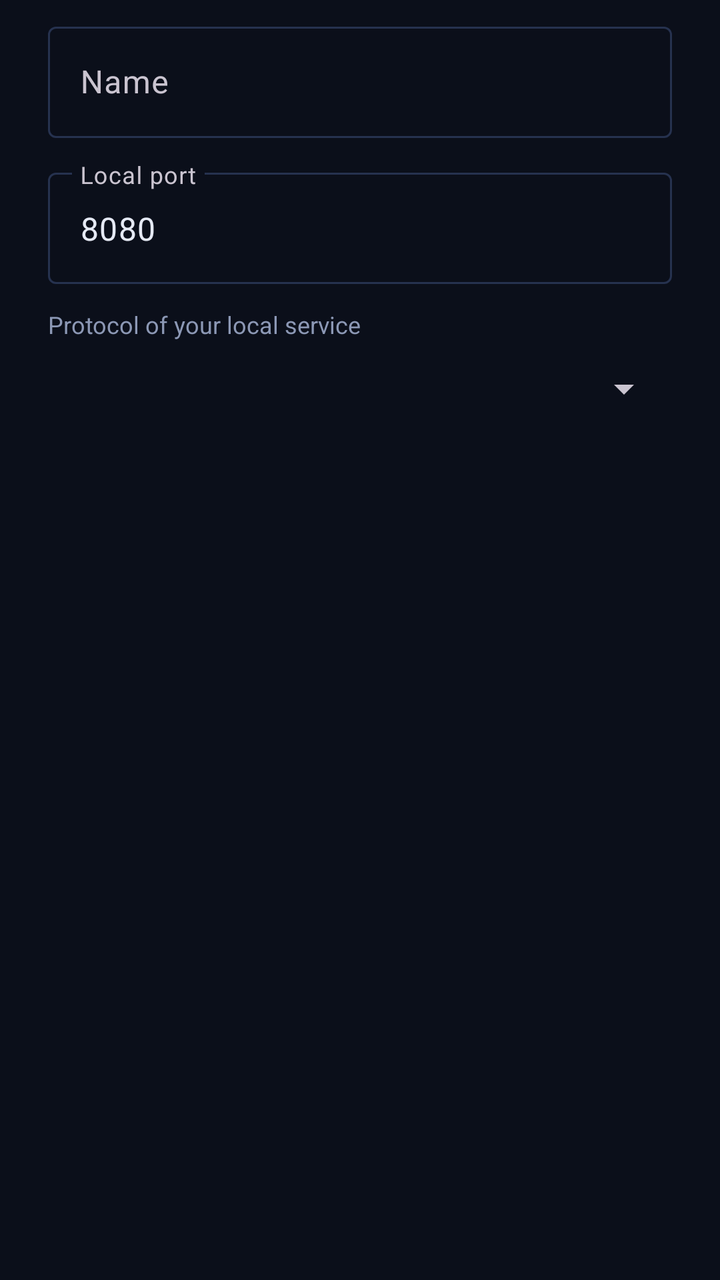
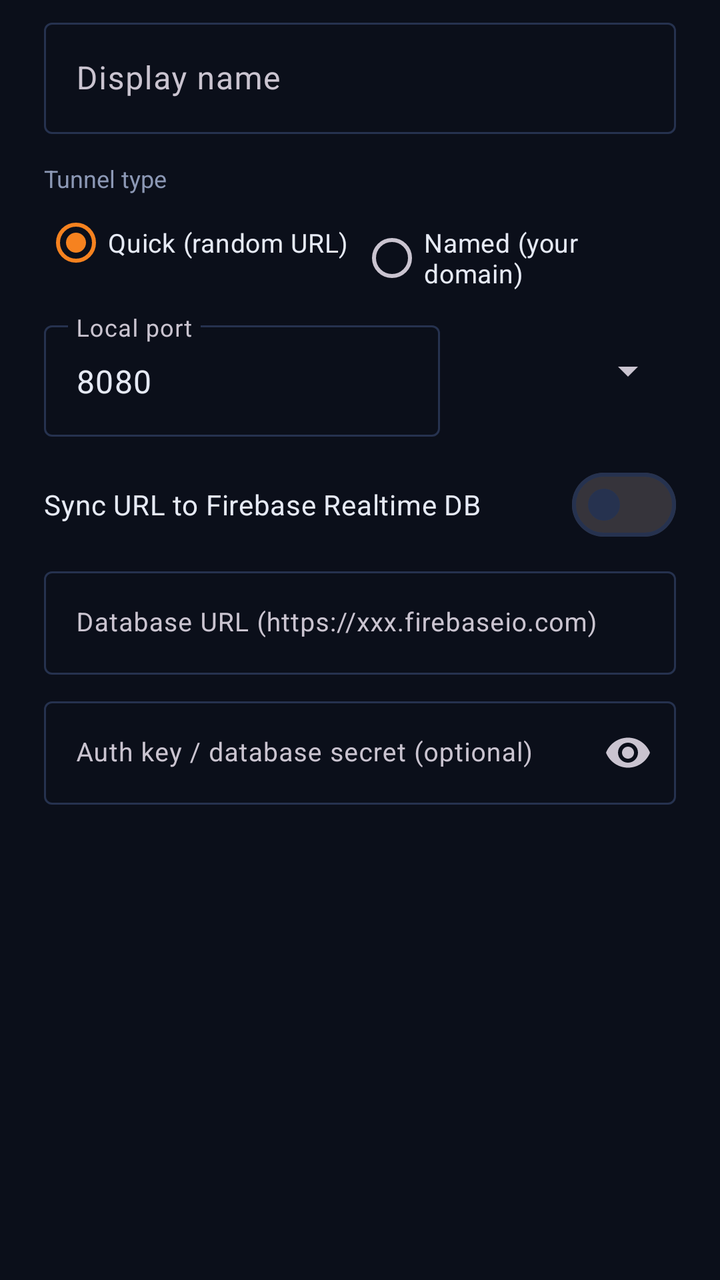

Two renders of the same Android screen: before a commit and after it. Below are the layout's source before the change and the commit's diff.
<!-- AndroidManifest.xml: application theme Theme.CloudflareTunnel -->
<!-- res/layout/dialog_add_tunnel.xml -->
<?xml version="1.0" encoding="utf-8"?>
<LinearLayout xmlns:android="http://schemas.android.com/apk/res/android"
    xmlns:app="http://schemas.android.com/apk/res-auto"
    android:layout_width="match_parent"
    android:layout_height="wrap_content"
    android:orientation="vertical"
    android:paddingStart="24dp"
    android:paddingTop="8dp"
    android:paddingEnd="24dp">

    <com.google.android.material.textfield.TextInputLayout
        style="@style/Widget.Material3.TextInputLayout.OutlinedBox"
        android:layout_width="match_parent"
        android:layout_height="wrap_content"
        android:hint="Name">

        <com.google.android.material.textfield.TextInputEditText
            android:id="@+id/etTunnelName"
            android:layout_width="match_parent"
            android:layout_height="wrap_content"
            android:inputType="textCapWords"
            android:maxLines="1" />
    </com.google.android.material.textfield.TextInputLayout>

    <com.google.android.material.textfield.TextInputLayout
        style="@style/Widget.Material3.TextInputLayout.OutlinedBox"
        android:layout_width="match_parent"
        android:layout_height="wrap_content"
        android:layout_marginTop="12dp"
        android:hint="Local port">

        <com.google.android.material.textfield.TextInputEditText
            android:id="@+id/etPort"
            android:layout_width="match_parent"
            android:layout_height="wrap_content"
            android:inputType="number"
            android:maxLength="5"
            android:text="8080" />
    </com.google.android.material.textfield.TextInputLayout>

    <TextView
        android:layout_width="wrap_content"
        android:layout_height="wrap_content"
        android:layout_marginTop="12dp"
        android:text="Protocol of your local service"
        android:textColor="@color/colorTextSecondary"
        android:textSize="12sp" />

    <Spinner
        android:id="@+id/spinnerProtocol"
        android:layout_width="match_parent"
        android:layout_height="48dp" />
</LinearLayout>
<!-- resources referenced by this layout -->
<resources>
  <color name="colorTextSecondary">#8C98B5</color>
  <style name="Theme.CloudflareTunnel" parent="Theme.Material3.Dark.NoActionBar">
          <item name="colorPrimary">@color/colorPrimary</item>
          <item name="colorOnPrimary">@color/white</item>
          <item name="colorPrimaryContainer">#4A2A0C</item>
          <item name="colorOnPrimaryContainer">#FFDCC0</item>
          <item name="colorSecondary">@color/colorAccent</item>
          <item name="colorSurface">@color/colorSurface</item>
          <item name="colorOnSurface">@color/colorText</item>
          <item name="colorSurfaceVariant">@color/colorSurfaceVariant</item>
          <item name="colorOutline">@color/colorStroke</item>
          <item name="android:windowBackground">@color/colorBackground</item>
          <item name="android:statusBarColor">@color/colorBackground</item>
          <item name="android:navigationBarColor">@color/colorBackground</item>
          <item name="android:windowLightStatusBar">false</item>
          <item name="materialAlertDialogTheme">@style/ThemeOverlay.CloudflareTunnel.Dialog</item>
      </style>
  <color name="colorPrimary">#F6821F</color>
  <color name="white">#FFFFFF</color>
  <color name="colorAccent">#38BDF8</color>
  <color name="colorSurface">#131A2B</color>
  <color name="colorText">#E6EAF5</color>
  <color name="colorSurfaceVariant">#1B2540</color>
  <color name="colorStroke">#26324F</color>
  <color name="colorBackground">#0B0F1A</color>
  <style name="ThemeOverlay.CloudflareTunnel.Dialog" parent="ThemeOverlay.Material3.MaterialAlertDialog">
          <item name="colorSurface">@color/colorSurfaceVariant</item>
          <item name="shapeAppearanceOverlay">@style/ShapeAppearance.CloudflareTunnel.Dialog</item>
      </style>
  <style name="ShapeAppearance.CloudflareTunnel.Dialog" parent="">
          <item name="cornerFamily">rounded</item>
          <item name="cornerSize">24dp</item>
      </style>
</resources>

<!-- the commit's change to res/layout/dialog_add_tunnel.xml (unified diff, before → after) -->
@@ -1,53 +1,298 @@
 <?xml version="1.0" encoding="utf-8"?>
-<LinearLayout xmlns:android="http://schemas.android.com/apk/res/android"
+<ScrollView xmlns:android="http://schemas.android.com/apk/res/android"
     xmlns:app="http://schemas.android.com/apk/res-auto"
     android:layout_width="match_parent"
     android:layout_height="wrap_content"
-    android:orientation="vertical"
-    android:paddingStart="24dp"
-    android:paddingTop="8dp"
-    android:paddingEnd="24dp">
-
-    <com.google.android.material.textfield.TextInputLayout
-        style="@style/Widget.Material3.TextInputLayout.OutlinedBox"
+    android:fillViewport="true">
+
+    <LinearLayout
         android:layout_width="match_parent"
         android:layout_height="wrap_content"
-        android:hint="Name">
-
-        <com.google.android.material.textfield.TextInputEditText
-            android:id="@+id/etTunnelName"
-            android:layout_width="match_parent"
-            android:layout_height="wrap_content"
-            android:inputType="textCapWords"
-            android:maxLines="1" />
-    </com.google.android.material.textfield.TextInputLayout>
-
-    <com.google.android.material.textfield.TextInputLayout
-        style="@style/Widget.Material3.TextInputLayout.OutlinedBox"
-        android:layout_width="match_parent"
-        android:layout_height="wrap_content"
-        android:layout_marginTop="12dp"
-        android:hint="Local port">
-
-        <com.google.android.material.textfield.TextInputEditText
-            android:id="@+id/etPort"
-            android:layout_width="match_parent"
-            android:layout_height="wrap_content"
-            android:inputType="number"
-            android:maxLength="5"
-            android:text="8080" />
-    </com.google.android.material.textfield.TextInputLayout>
-
-    <TextView
-        android:layout_width="wrap_content"
-        android:layout_height="wrap_content"
-        android:layout_marginTop="12dp"
-        android:text="Protocol of your local service"
-        android:textColor="@color/colorTextSecondary"
-        android:textSize="12sp" />
-
-    <Spinner
-        android:id="@+id/spinnerProtocol"
-        android:layout_width="match_parent"
-        android:layout_height="48dp" />
-</LinearLayout>
+        android:orientation="vertical"
+        android:paddingStart="22dp"
+        android:paddingTop="6dp"
+        android:paddingEnd="22dp"
+        android:paddingBottom="6dp">
+
+        <com.google.android.material.textfield.TextInputLayout
+            style="@style/Widget.Material3.TextInputLayout.OutlinedBox"
+            android:layout_width="match_parent"
+            android:layout_height="wrap_content"
+            android:hint="Display name">
+
+            <com.google.android.material.textfield.TextInputEditText
+                android:id="@+id/etTunnelName"
+                android:layout_width="match_parent"
+                android:layout_height="wrap_content"
+                android:inputType="textCapWords"
+                android:maxLines="1" />
+        </com.google.android.material.textfield.TextInputLayout>
+
+        <TextView
+            android:layout_width="wrap_content"
+            android:layout_height="wrap_content"
+            android:layout_marginTop="14dp"
+            android:text="Tunnel type"
+            android:textColor="@color/colorTextSecondary"
+            android:textSize="12sp" />
+
+        <RadioGroup
+            android:id="@+id/rgTunnelType"
+            android:layout_width="match_parent"
+            android:layout_height="wrap_content"
+            android:orientation="horizontal">
+
+            <RadioButton
+                android:id="@+id/rbQuickTunnel"
+                android:layout_width="0dp"
+                android:layout_height="wrap_content"
+                android:layout_weight="1"
+                android:checked="true"
+                android:text="Quick (random URL)"
+                android:textColor="@color/colorText"
+                android:textSize="13sp" />
+
+            <RadioButton
+                android:id="@+id/rbNamedTunnel"
+                android:layout_width="0dp"
+                android:layout_height="wrap_content"
+                android:layout_weight="1"
+                android:text="Named (your domain)"
+                android:textColor="@color/colorText"
+                android:textSize="13sp" />
+        </RadioGroup>
+
+        
+        <LinearLayout
+            android:id="@+id/layoutNamedTunnel"
+            android:layout_width="match_parent"
+            android:layout_height="wrap_content"
+            android:layout_marginTop="6dp"
+            android:background="@drawable/bg_url_chip"
+            android:orientation="vertical"
+            android:padding="14dp"
+            android:visibility="gone">
+
+            <TextView
+                android:layout_width="wrap_content"
+                android:layout_height="wrap_content"
+                android:text="1 · Authenticate &amp; create"
+                android:textColor="@color/colorAccent"
+                android:textSize="12sp"
+                android:textStyle="bold" />
+
+            <LinearLayout
+                android:layout_width="match_parent"
+                android:layout_height="wrap_content"
+                android:layout_marginTop="6dp"
+                android:orientation="horizontal">
+
+                <com.google.android.material.button.MaterialButton
+                    android:id="@+id/btnCloudflareLogin"
+                    style="@style/Widget.Material3.Button.TonalButton"
+                    android:layout_width="0dp"
+                    android:layout_height="wrap_content"
+                    android:layout_marginEnd="4dp"
+                    android:layout_weight="1"
+                    android:text="Login"
+                    android:textSize="12sp" />
+
+                <com.google.android.material.button.MaterialButton
+                    android:id="@+id/btnFindExistingTunnel"
+                    style="@style/Widget.Material3.Button.TonalButton"
+                    android:layout_width="0dp"
+                    android:layout_height="wrap_content"
+                    android:layout_marginStart="4dp"
+                    android:layout_weight="1"
+                    android:text="List tunnels"
+                    android:textSize="12sp" />
+            </LinearLayout>
+
+            <com.google.android.material.textfield.TextInputLayout
+                style="@style/Widget.Material3.TextInputLayout.OutlinedBox"
+                android:layout_width="match_parent"
+                android:layout_height="wrap_content"
+                android:layout_marginTop="8dp"
+                android:hint="Cloudflare tunnel name">
+
+                <com.google.android.material.textfield.TextInputEditText
+                    android:id="@+id/etCfTunnelName"
+                    android:layout_width="match_parent"
+                    android:layout_height="wrap_content"
+                    android:inputType="text"
+                    android:maxLines="1" />
+            </com.google.android.material.textfield.TextInputLayout>
+
+            <com.google.android.material.button.MaterialButton
+                android:id="@+id/btnCreateTunnel"
+                style="@style/Widget.Material3.Button.TonalButton"
+                android:layout_width="match_parent"
+                android:layout_height="wrap_content"
+                android:layout_marginTop="4dp"
+                android:text="Create tunnel on Cloudflare"
+                android:textSize="12sp" />
+
+            <com.google.android.material.textfield.TextInputLayout
+                style="@style/Widget.Material3.TextInputLayout.OutlinedBox"
+                android:layout_width="match_parent"
+                android:layout_height="wrap_content"
+                android:layout_marginTop="8dp"
+                android:hint="Tunnel ID (auto-filled)">
+
+                <com.google.android.material.textfield.TextInputEditText
+                    android:id="@+id/etCfTunnelId"
+                    android:layout_width="match_parent"
+                    android:layout_height="wrap_content"
+                    android:inputType="text"
+                    android:maxLines="1"
+                    android:textSize="12sp" />
+            </com.google.android.material.textfield.TextInputLayout>
+
+            <TextView
+                android:layout_width="wrap_content"
+                android:layout_height="wrap_content"
+                android:layout_marginTop="12dp"
+                android:text="2 · Credentials &amp; domain"
+                android:textColor="@color/colorAccent"
+                android:textSize="12sp"
+                android:textStyle="bold" />
+
+            <LinearLayout
+                android:layout_width="match_parent"
+                android:layout_height="wrap_content"
+                android:gravity="center_vertical"
+                android:orientation="horizontal">
+
+                <com.google.android.material.textfield.TextInputLayout
+                    style="@style/Widget.Material3.TextInputLayout.OutlinedBox"
+                    android:layout_width="0dp"
+                    android:layout_height="wrap_content"
+                    android:layout_marginTop="6dp"
+                    android:layout_weight="1"
+                    android:hint="Credentials file (.json)">
+
+                    <com.google.android.material.textfield.TextInputEditText
+                        android:id="@+id/etCredentialsPath"
+                        android:layout_width="match_parent"
+                        android:layout_height="wrap_content"
+                        android:inputType="text"
+                        android:maxLines="1"
+                        android:textSize="12sp" />
+                </com.google.android.material.textfield.TextInputLayout>
+
+                <com.google.android.material.button.MaterialButton
+                    android:id="@+id/btnBrowseCredentials"
+                    style="@style/Widget.Material3.Button.TonalButton"
+                    android:layout_width="wrap_content"
+                    android:layout_height="wrap_content"
+                    android:layout_marginStart="6dp"
+                    android:text="Browse"
+                    android:textSize="12sp" />
+            </LinearLayout>
+
+            <com.google.android.material.textfield.TextInputLayout
+                style="@style/Widget.Material3.TextInputLayout.OutlinedBox"
+                android:layout_width="match_parent"
+                android:layout_height="wrap_content"
+                android:layout_marginTop="8dp"
+                android:hint="Public hostname (app.example.com)">
+
+                <com.google.android.material.textfield.TextInputEditText
+                    android:id="@+id/etPublicHostname"
+                    android:layout_width="match_parent"
+                    android:layout_height="wrap_content"
+                    android:inputType="textUri"
+                    android:maxLines="1" />
+            </com.google.android.material.textfield.TextInputLayout>
+
+            <com.google.android.material.button.MaterialButton
+                android:id="@+id/btnRouteDns"
+                style="@style/Widget.Material3.Button.TonalButton"
+                android:layout_width="match_parent"
+                android:layout_height="wrap_content"
+                android:layout_marginTop="4dp"
+                android:text="Route DNS (hostname → tunnel)"
+                android:textSize="12sp" />
+        </LinearLayout>
+
+        
+        <LinearLayout
+            android:layout_width="match_parent"
+            android:layout_height="wrap_content"
+            android:layout_marginTop="12dp"
+            android:orientation="horizontal">
+
+            <com.google.android.material.textfield.TextInputLayout
+                style="@style/Widget.Material3.TextInputLayout.OutlinedBox"
+                android:layout_width="0dp"
+                android:layout_height="wrap_content"
+                android:layout_marginEnd="8dp"
+                android:layout_weight="1"
+                android:hint="Local port">
+
+                <com.google.android.material.textfield.TextInputEditText
+                    android:id="@+id/etPort"
+                    android:layout_width="match_parent"
+                    android:layout_height="wrap_content"
+                    android:inputType="number"
+                    android:maxLength="5"
+                    android:text="8080" />
+            </com.google.android.material.textfield.TextInputLayout>
+
+            <Spinner
+                android:id="@+id/spinnerProtocol"
+                android:layout_width="110dp"
+                android:layout_height="56dp" />
+        </LinearLayout>
+
+        
+        <LinearLayout
+            android:id="@+id/layoutFirebase"
+            android:layout_width="match_parent"
+            android:layout_height="wrap_content"
+            android:layout_marginTop="10dp"
+            android:orientation="vertical">
+
+            <com.google.android.material.materialswitch.MaterialSwitch
+                android:id="@+id/switchFirebaseSync"
+                android:layout_width="match_parent"
+                android:layout_height="wrap_content"
+                android:text="Sync URL to Firebase Realtime DB"
+                android:textColor="@color/colorText"
+                android:textSize="14sp" />
+
+            <com.google.android.material.textfield.TextInputLayout
+                style="@style/Widget.Material3.TextInputLayout.OutlinedBox"
+                android:layout_width="match_parent"
+                android:layout_height="wrap_content"
+                android:layout_marginTop="4dp"
+                android:hint="Database URL (https://xxx.firebaseio.com)">
+
+                <com.google.android.material.textfield.TextInputEditText
+                    android:id="@+id/etFirebaseDatabaseUrl"
+                    android:layout_width="match_parent"
+                    android:layout_height="wrap_content"
+                    android:inputType="textUri"
+                    android:maxLines="1"
+                    android:textSize="13sp" />
+            </com.google.android.material.textfield.TextInputLayout>
+
+            <com.google.android.material.textfield.TextInputLayout
+                style="@style/Widget.Material3.TextInputLayout.OutlinedBox"
+                android:layout_width="match_parent"
+                android:layout_height="wrap_content"
+                android:layout_marginTop="8dp"
+                android:hint="Auth key / database secret (optional)"
+                app:endIconMode="password_toggle">
+
+                <com.google.android.material.textfield.TextInputEditText
+                    android:id="@+id/etFirebaseApiKey"
+                    android:layout_width="match_parent"
+                    android:layout_height="wrap_content"
+                    android:inputType="textPassword"
+                    android:maxLines="1"
+                    android:textSize="13sp" />
+            </com.google.android.material.textfield.TextInputLayout>
+        </LinearLayout>
+    </LinearLayout>
+</ScrollView>
<!-- resource entries referenced after the edit -->
@@ -1,6 +1,12 @@
 <!-- resources referenced by this layout -->
 <resources>
   <color name="colorTextSecondary">#8C98B5</color>
+  <!-- drawable bg_url_chip (drawable) -->
+  <?xml version="1.0" encoding="utf-8"?>
+  <shape xmlns:android="http://schemas.android.com/apk/res/android" android:shape="rectangle">
+      <solid android:color="#1F2E4F" />
+      <corners android:radius="12dp" />
+  </shape>
   <style name="Theme.CloudflareTunnel" parent="Theme.Material3.Dark.NoActionBar">
           <item name="colorPrimary">@color/colorPrimary</item>
           <item name="colorOnPrimary">@color/white</item>
